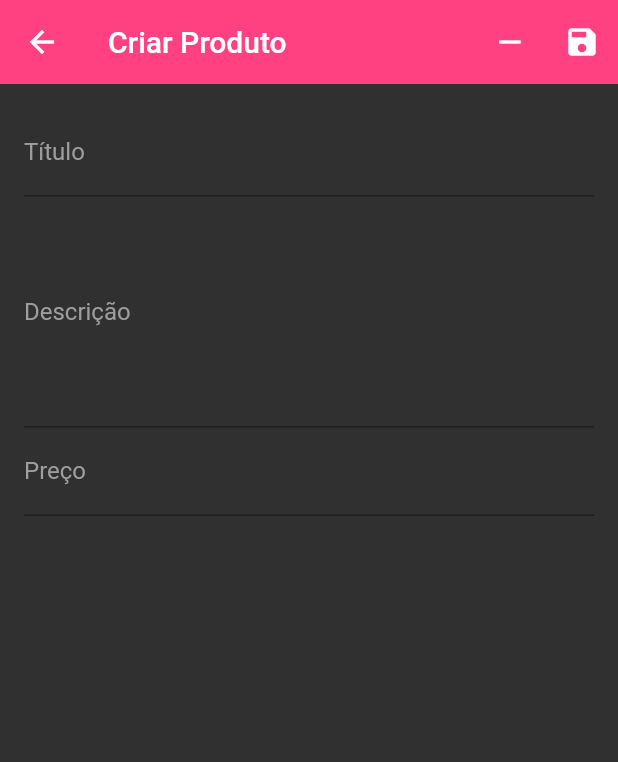
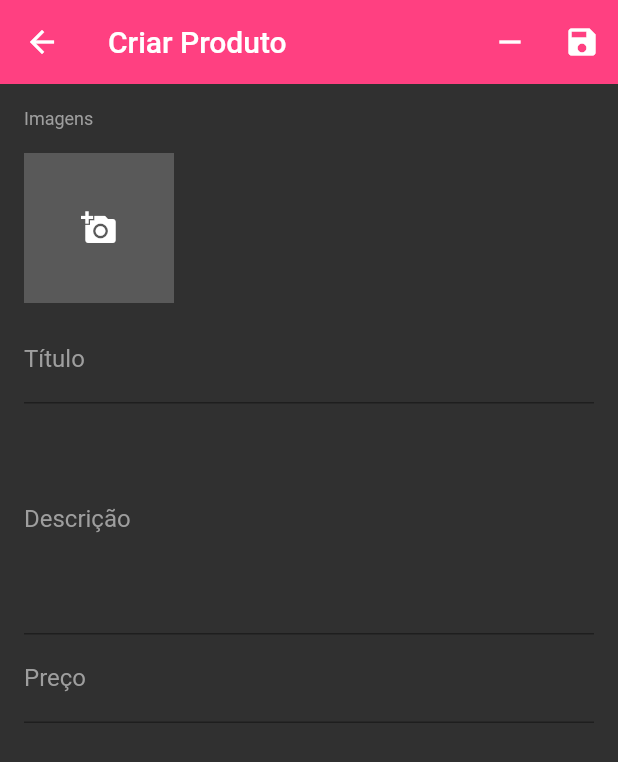
Before and after one commit to PatrickSLuz/Flutter, a Flutter app: the ProductEditScreen screen opened directly, on a phone screen of 412 x 824 dp. Shown: the top 762 px of the screen. Run offline on Flutter 3.47's test engine with Material 2 defaults, Android fonts, the phone set to English and light mode, and no system bars; our stand-ins replace carousel_pro, cloud_firestore, firebase_auth, firebase_storage, flutter_speed_dial, google_sign_in and 10 more; missing offline and left inert: bloc_pattern, flutter_youtube; accounts and stored records are empty.

Commit message:
working with images

```diff
--- a/gerenciar_loja_virtual/lib/products/view/product_edit_screen.dart
+++ b/gerenciar_loja_virtual/lib/products/view/product_edit_screen.dart
@@ -1,6 +1,7 @@
 import 'package:cloud_firestore/cloud_firestore.dart';
 import 'package:flutter/material.dart';
 import 'package:gerenciar_loja_virtual/products/bloc/product_bloc.dart';
+import 'package:gerenciar_loja_virtual/products/widgets/image_widget.dart';
 
 class ProductEditScreen extends StatefulWidget {
   final String categoryId;
@@ -60,6 +61,19 @@ class _ProductEditScreenState extends State<ProductEditScreen> {
             return ListView(
               padding: const EdgeInsets.all(16),
               children: <Widget>[
+                Text(
+                  "Imagens",
+                  style: TextStyle(
+                    color: Colors.grey,
+                    fontSize: 12,
+                  ),
+                ),
+                ImagesWidget(
+                  context: context,
+                  initialValue: snapshot.data['images'] ?? [],
+                  onSaved: (newValue) {},
+                  validator: (value) {},
+                ),
                 TextFormField(
                   initialValue: snapshot.data['title'],
                   style: _fieldStyle,
--- /dev/null
+++ b/gerenciar_loja_virtual/lib/products/widgets/image_widget.dart
@@ -0,0 +1,72 @@
+import 'package:flutter/material.dart';
+import 'package:gerenciar_loja_virtual/products/widgets/image_source_sheet.dart';
+
+class ImagesWidget extends FormField<List> {
+  ImagesWidget({
+    BuildContext context,
+    FormFieldSetter<List> onSaved,
+    FormFieldValidator<List> validator,
+    List initialValue,
+    bool autoValidate = false,
+  }) : super(
+          onSaved: onSaved,
+          validator: validator,
+          initialValue: initialValue,
+          autovalidate: autoValidate,
+          builder: (state) {
+            return Column(
+              children: <Widget>[
+                Container(
+                  padding: const EdgeInsets.only(top: 16, bottom: 8),
+                  height: 124,
+                  child: ListView(
+                    scrollDirection: Axis.horizontal,
+                    children: state.value.map<Widget>((img) {
+                      return Container(
+                        margin: const EdgeInsets.only(right: 8),
+                        height: 100,
+                        width: 100,
+                        child: GestureDetector(
+                          child: img is String
+                              ? Image.network(img, fit: BoxFit.cover)
+                              : Image.file(img, fit: BoxFit.cover),
+                          onLongPress: () {
+                            state.didChange(state.value..remove(img));
+                          },
+                        ),
+                      );
+                    }).toList()
+                      ..add(
+                        GestureDetector(
+                          child: Container(
+                            color: Colors.white.withAlpha(50),
+                            height: 100,
+                            width: 100,
+                            child: Icon(Icons.add_a_photo, color: Colors.white),
+                          ),
+                          onTap: () {
+                            showModalBottomSheet(
+                              context: context,
+                              builder: (context) => ImageSourceSheet(
+                                onImageSelected: (image) {
+                                  state.didChange(state.value..add(image));
+                                  Navigator.of(context).pop();
+                                },
+                              ),
+                            );
+                          },
+                        ),
+                      ),
+                  ),
+                ),
+                state.hasError
+                    ? Text(
+                        state.errorText,
+                        style: TextStyle(color: Colors.red, fontSize: 12),
+                      )
+                    : Container()
+              ],
+            );
+          },
+        );
+}
```
Also changed, not shown: gerenciar_loja_virtual/lib/products/widgets/image_source_sheet.dart (added, +53 -0 lines), 1 other file.
